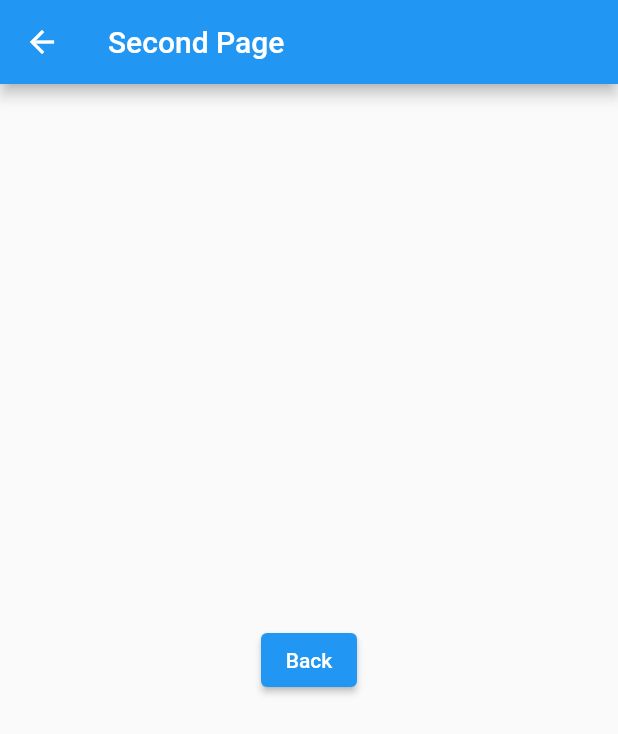
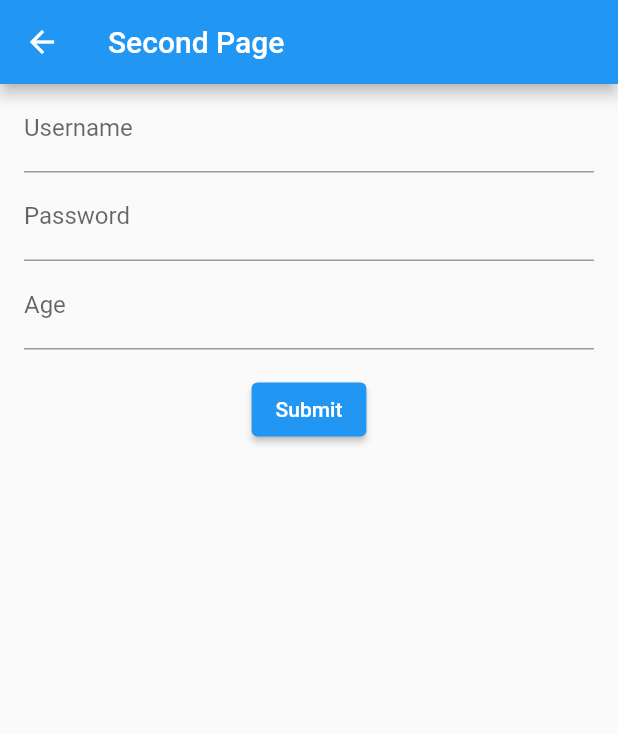
Before and after one commit to reeli/roster, a Flutter app: the StandUpView screen opened directly, on a phone screen of 412 x 824 dp. Shown: the top 734 px of the screen. Run offline on Flutter 3.47's test engine with Material 2 defaults, Android fonts, the phone set to English and light mode, and no system bars.

Commit message:
add form

```diff
--- a/lib/view/DrawerView.dart
+++ b/lib/view/DrawerView.dart
@@ -1,4 +1,6 @@
 import 'package:flutter/material.dart';
+
+import 'MyForm.dart';
 
 class DrawerView extends StatefulWidget {
   const DrawerView({Key? key}) : super(key: key);
@@ -15,11 +17,11 @@ class _DrawerViewState extends State<DrawerView> {
         children: [
           const DrawerHeader(
               decoration: BoxDecoration(color: Colors.blue),
-              child: Text("drawer header")),
+              child: Text("Setting")),
           ListTile(
-            title: const Text("Title 1"),
+            title: const Text("Add New Facilitator"),
             onTap: () {
-              Navigator.pop(context);
+              // Navigator.pop(context);
               Navigator.push(context,
                   MaterialPageRoute(builder: (context) => const StandUpView()));
             },
@@ -42,11 +44,16 @@ class StandUpView extends StatelessWidget {
     return Scaffold(
       appBar: AppBar(title: const Text("Second Page")),
       body: Center(
-        child: ElevatedButton(
-          onPressed: () {
-            Navigator.pop(context);
-          },
-          child: const Text("Back"),
+        child: Column(
+          children: [
+            MyForm(),
+            // ElevatedButton(
+            //   onPressed: () {
+            //     Navigator.pop(context);
+            //   },
+            //   child: const Text("Back"),
+            // ),
+          ],
         ),
       ),
     );
--- /dev/null
+++ b/lib/view/MyForm.dart
@@ -0,0 +1,85 @@
+import 'package:flutter/material.dart';
+import 'package:flutter/services.dart';
+
+class MyForm extends StatefulWidget {
+  const MyForm({Key? key}) : super(key: key);
+
+  @override
+  State<MyForm> createState() => _MyFormState();
+}
+
+class _MyFormState extends State<MyForm> {
+  final _formKey = GlobalKey<FormState>();
+  final controllerUsername = TextEditingController();
+  final controllerPassword = TextEditingController();
+  final controllerAge = TextEditingController();
+
+  @override
+  void dispose() {
+    controllerUsername.dispose();
+    controllerPassword.dispose();
+    controllerAge.dispose();
+    super.dispose();
+  }
+
+  @override
+  Widget build(BuildContext context) {
+    return Form(
+        key: _formKey,
+        child: Column(
+          children: [
+            Padding(
+              padding: const EdgeInsets.symmetric(horizontal: 16),
+              child: TextFormField(
+                controller: controllerUsername,
+                validator: (value) {
+                  if (value == null || value.isEmpty) {
+                    return "Please enter some text";
+                  }
+                  return null;
+                },
+                decoration: const InputDecoration(
+                    labelText: "Username", hintText: "Please input your name"),
+              ),
+            ),
+            Padding(
+              padding: const EdgeInsets.symmetric(horizontal: 16),
+              child: TextFormField(
+                controller: controllerPassword,
+                validator: (value) {
+                  if (value!.trim().isEmpty) {
+                    return "Password is required";
+                  }
+                },
+                obscureText: true,
+                decoration: const InputDecoration(labelText: "Password"),
+              ),
+            ),
+            Padding(
+              padding: const EdgeInsets.symmetric(horizontal: 16),
+              child: TextFormField(
+                controller: controllerAge,
+                decoration: const InputDecoration(labelText: "Age"),
+                keyboardType: TextInputType.number,
+                inputFormatters: [FilteringTextInputFormatter.digitsOnly],
+              ),
+            ),
+            Padding(
+              padding: const EdgeInsets.symmetric(vertical: 16),
+              child: ElevatedButton(
+                onPressed: () {
+                  if (_formKey.currentState!.validate()) {
+                    ScaffoldMessenger.of(context).showSnackBar(
+                        const SnackBar(content: Text("Processing Data")));
+                    print(controllerUsername.text);
+                    print(controllerPassword.text);
+                    print(controllerAge.text);
+                  }
+                },
+                child: const Text("Submit"),
+              ),
+            )
+          ],
+        ));
+  }
+}
```
